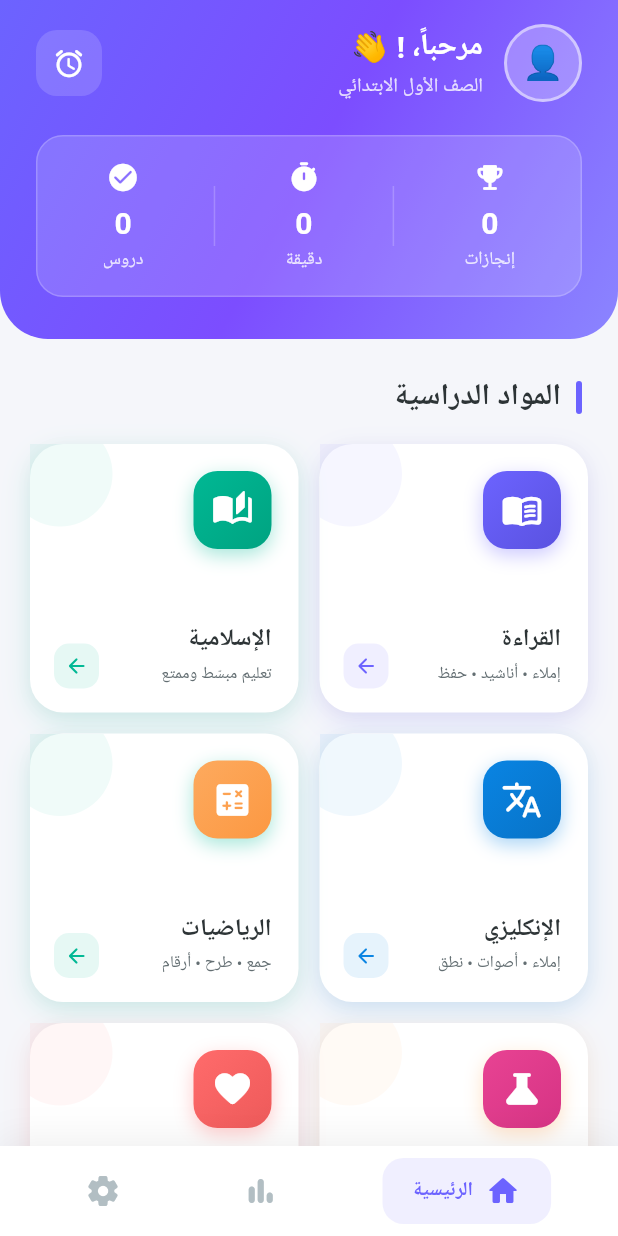
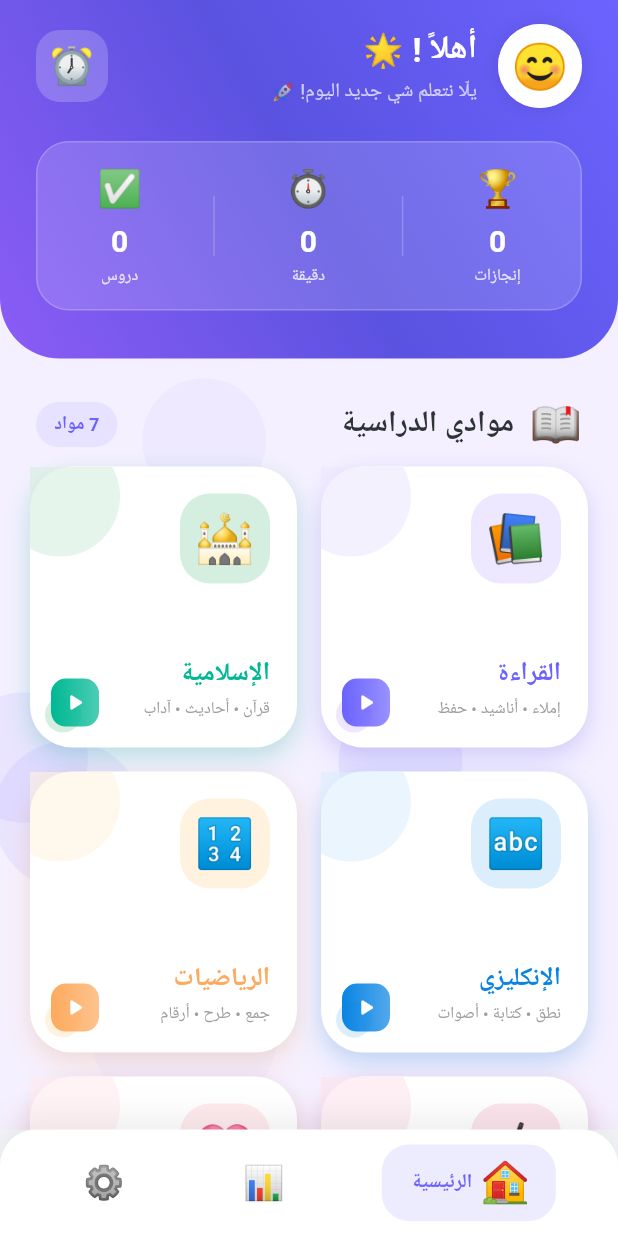
Before and after one commit to moringaiq2017-oss/education-app, a Flutter app: the HomeScreen screen opened by its route, on a phone screen of 412 x 824 dp. Run offline on Flutter 3.47's test engine with Material 3 defaults, Android fonts, the phone set to English and light mode, and no system bars; our stand-ins replace audioplayers, device_info_plus, dio, google_fonts, hive, hive_flutter; accounts and stored records are empty; Roboto replaces fonts that are missing (Cairo).

Commit message:
feat: إعادة تصميم الشاشة الرئيسية بالكامل - ستايل أطفال 🎨
- إيموجي كبيرة بدل الأيقونات (📚🕌🔤🔢🔬💝🧩)
- كاردات مدورة أكثر (28px) مع ظلال ملونة
- فقاعات متحركة بالخلفية
- كل كارد يدخل بأنيميشن (slide + scale + elastic)
- BounceButton على كل الكاردات
- إيموجي متحرك بعنوان المواد
- رسالة ترحيب ممتعة "يلّا نتعلم شي جديد! 🚀"
- Navigation bar بإيموجي (🏠📊⚙️)
- تصميم خاص بالصف الأول

Co-Authored-By: Claude Opus 4.6 (1M context) <noreply@anthropic.com>

```diff
--- a/mobile/lib/screens/home_screen.dart
+++ b/mobile/lib/screens/home_screen.dart
@@ -1,7 +1,9 @@
+import 'dart:math';
 import 'package:flutter/material.dart';
 import 'package:provider/provider.dart';
 import '../providers/auth_provider.dart';
 import '../config/theme.dart';
+import '../widgets/fun_widgets.dart';
 import 'subjects/reading_screen.dart';
 import 'subjects/islamic_screen.dart';
 import 'subjects/english_subject_screen.dart';
@@ -36,23 +38,18 @@ class _HomeScreenState extends State<HomeScreen> {
       bottomNavigationBar: Container(
         decoration: BoxDecoration(
           color: Colors.white,
-          boxShadow: [
-            BoxShadow(
-              color: Colors.black.withValues(alpha: 0.06),
-              blurRadius: 20,
-              offset: const Offset(0, -5),
-            ),
-          ],
+          borderRadius: const BorderRadius.only(topLeft: Radius.circular(24), topRight: Radius.circular(24)),
+          boxShadow: [BoxShadow(color: Colors.black.withValues(alpha: 0.08), blurRadius: 20, offset: const Offset(0, -5))],
         ),
         child: SafeArea(
           child: Padding(
-            padding: const EdgeInsets.symmetric(horizontal: 16, vertical: 8),
+            padding: const EdgeInsets.symmetric(horizontal: 16, vertical: 10),
             child: Row(
               mainAxisAlignment: MainAxisAlignment.spaceAround,
               children: [
-                _buildNavItem(0, Icons.home_rounded, 'الرئيسية'),
-                _buildNavItem(1, Icons.bar_chart_rounded, 'التقدم'),
-                _buildNavItem(2, Icons.settings_rounded, 'الإعدادات'),
+                _buildNavItem(0, '🏠', 'الرئيسية'),
+                _buildNavItem(1, '📊', 'التقدم'),
+                _buildNavItem(2, '⚙️', 'الإعدادات'),
               ],
             ),
           ),
@@ -61,25 +58,27 @@ class _HomeScreenState extends State<HomeScreen> {
     );
   }
 
-  Widget _buildNavItem(int index, IconData icon, String label) {
+  Widget _buildNavItem(int index, String emoji, String label) {
     final isSelected = _selectedIndex == index;
     return GestureDetector(
       onTap: () => setState(() => _selectedIndex = index),
       behavior: HitTestBehavior.opaque,
       child: AnimatedContainer(
-        duration: const Duration(milliseconds: 250),
-        padding: EdgeInsets.symmetric(
-          horizontal: isSelected ? 20 : 12,
-          vertical: 10,
-        ),
+        duration: const Duration(milliseconds: 300),
+        curve: Curves.easeOutBack,
+        padding: EdgeInsets.symmetric(horizontal: isSelected ? 20 : 14, vertical: 10),
         decoration: BoxDecoration(
-          color: isSelected ? AppTheme.primaryColor.withValues(alpha: 0.1) : Colors.transparent,
-          borderRadius: BorderRadius.circular(14),
+          color: isSelected ? AppTheme.primaryColor.withValues(alpha: 0.12) : Colors.transparent,
+          borderRadius: BorderRadius.circular(18),
         ),
         child: Row(
           mainAxisSize: MainAxisSize.min,
           children: [
-            Icon(icon, color: isSelected ? AppTheme.primaryColor : AppTheme.textLight, size: 24),
+            AnimatedScale(
+              scale: isSelected ? 1.2 : 1.0,
+              duration: const Duration(milliseconds: 200),
+              child: Text(emoji, style: const TextStyle(fontSize: 22)),
+            ),
             if (isSelected) ...[
               const SizedBox(width: 8),
               Text(label, style: const TextStyle(color: AppTheme.primaryColor, fontWeight: FontWeight.bold, fontSize: 13)),
@@ -92,73 +91,45 @@ class _HomeScreenState extends State<HomeScreen> {
 }
 
 // ============================================
-// التاب الرئيسي - المواد الدراسية
+// التاب الرئيسي - ستايل أطفال
 // ============================================
 class HomeTab extends StatelessWidget {
   const HomeTab({super.key});
 
   static final List<_SubjectItem> _subjects = [
     _SubjectItem(
-      id: 'reading',
-      title: 'القراءة',
-      subtitle: 'إملاء • أناشيد • حفظ',
-      icon: Icons.menu_book_rounded,
-      color: AppTheme.dictationColor,
-      gradient: const [Color(0xFF6C63FF), Color(0xFF5A52E0)],
+      emoji: '📚', title: 'القراءة', subtitle: 'إملاء • أناشيد • حفظ',
+      color: const Color(0xFF6C63FF), bgColor: const Color(0xFFEDE7FF),
       screen: const ReadingScreen(),
     ),
     _SubjectItem(
-      id: 'islamic',
-      title: 'الإسلامية',
-      subtitle: 'تعليم مبسّط وممتع',
-      icon: Icons.auto_stories_rounded,
-      color: const Color(0xFF00B894),
-      gradient: const [Color(0xFF00B894), Color(0xFF00A381)],
+      emoji: '🕌', title: 'الإسلامية', subtitle: 'قرآن • أحاديث • آداب',
+      color: const Color(0xFF00B894), bgColor: const Color(0xFFD4EFDF),
       screen: const IslamicScreen(),
     ),
     _SubjectItem(
-      id: 'english',
-      title: 'الإنكليزي',
-      subtitle: 'إملاء • أصوات • نطق',
-      icon: Icons.translate_rounded,
-      color: AppTheme.englishColor,
-      gradient: const [Color(0xFF0984E3), Color(0xFF0873C7)],
+      emoji: '🔤', title: 'الإنكليزي', subtitle: 'نطق • كتابة • أصوات',
+      color: const Color(0xFF0984E3), bgColor: const Color(0xFFDCEEFC),
       screen: const EnglishSubjectScreen(),
     ),
     _SubjectItem(
-      id: 'math',
-      title: 'الرياضيات',
-      subtitle: 'جمع • طرح • أرقام',
-      icon: Icons.calculate_rounded,
-      color: AppTheme.mathColor,
-      gradient: const [Color(0xFFFDAA5E), Color(0xFFFC9842)],
+      emoji: '🔢', title: 'الرياضيات', subtitle: 'جمع • طرح • أرقام',
+      color: const Color(0xFFFDAA5E), bgColor: const Color(0xFFFFF3E0),
       screen: const MathScreen(),
     ),
     _SubjectItem(
-      id: 'science',
-      title: 'العلوم',
-      subtitle: 'شرح وفهم بالصور',
-      icon: Icons.science_rounded,
-      color: AppTheme.scienceColor,
-      gradient: const [Color(0xFFE84393), Color(0xFFD63384)],
+      emoji: '🔬', title: 'العلوم', subtitle: 'شرح وفهم ممتع',
+      color: const Color(0xFFE84393), bgColor: const Color(0xFFFCE4EC),
       screen: const ScienceSubjectScreen(),
     ),
     _SubjectItem(
-      id: 'ethics',
-      title: 'الأخلاقية',
-      subtitle: 'قيم وسلوك',
-      icon: Icons.favorite_rounded,
-      color: const Color(0xFFFF6B6B),
-      gradient: const [Color(0xFFFF6B6B), Color(0xFFEE5A5A)],
+      emoji: '💝', title: 'الأخلاقية', subtitle: 'قيم وسلوك حلو',
+      color: const Color(0xFFFF6B6B), bgColor: const Color(0xFFFFEBEE),
       screen: const EthicsScreen(),
     ),
     _SubjectItem(
-      id: 'games',
-      title: 'ألعاب ذهنية',
-      subtitle: 'تركيز وذاكرة',
-      icon: Icons.extension_rounded,
-      color: AppTheme.gamesColor,
-      gradient: const [Color(0xFF00CEC9), Color(0xFF00B5B0)],
+      emoji: '🧩', title: 'ألعاب ذهنية', subtitle: 'تركيز وذاكرة',
+      color: const Color(0xFF00CEC9), bgColor: const Color(0xFFE0F7FA),
       screen: const BrainGamesScreen(),
     ),
   ];
@@ -169,40 +140,43 @@ class HomeTab extends StatelessWidget {
     final child = authProvider.currentChild;
 
     return Scaffold(
-      backgroundColor: AppTheme.backgroundColor,
-      body: CustomScrollView(
+      backgroundColor: const Color(0xFFF5F0FF), // خلفية بنفسجية فاتحة
+      body: AnimatedBubbleBackground(
+        color: const Color(0xFF6C63FF),
+        child: CustomScrollView(
           slivers: [
-          // ======== الهيدر ========
+            // ======== الهيدر - ستايل أطفال ========
             SliverToBoxAdapter(
               child: Container(
                 decoration: const BoxDecoration(
-                gradient: AppTheme.headerGradient,
+                  gradient: LinearGradient(
+                    begin: Alignment.topRight,
+                    end: Alignment.bottomLeft,
+                    colors: [Color(0xFF6C63FF), Color(0xFF5A52E0), Color(0xFF8B5CF6)],
+                  ),
                   borderRadius: BorderRadius.only(
-                  bottomLeft: Radius.circular(32),
-                  bottomRight: Radius.circular(32),
+                    bottomLeft: Radius.circular(40),
+                    bottomRight: Radius.circular(40),
                   ),
                 ),
                 child: SafeArea(
                   bottom: false,
                   child: Padding(
-                  padding: const EdgeInsets.fromLTRB(24, 16, 24, 28),
+                    padding: const EdgeInsets.fromLTRB(24, 16, 24, 32),
                     child: Column(
                       children: [
                         Row(
                           children: [
+                            // صورة الطفل
                             Container(
-                            width: 52, height: 52,
+                              width: 56, height: 56,
                               decoration: BoxDecoration(
-                              color: Colors.white.withValues(alpha: 0.25),
+                                color: Colors.white,
                                 shape: BoxShape.circle,
-                              border: Border.all(color: Colors.white.withValues(alpha: 0.5), width: 2),
+                                border: Border.all(color: Colors.white.withValues(alpha: 0.8), width: 3),
+                                boxShadow: [BoxShadow(color: Colors.black.withValues(alpha: 0.1), blurRadius: 10)],
                               ),
-                            child: Center(
-                              child: Text(
-                                child?.name.substring(0, 1).toUpperCase() ?? '👤',
-                                style: const TextStyle(fontSize: 22, fontWeight: FontWeight.bold, color: Colors.white),
-                              ),
-                            ),
+                              child: const Center(child: Text('😊', style: TextStyle(fontSize: 30))),
                             ),
                             const SizedBox(width: 14),
                             Expanded(
@@ -210,50 +184,48 @@ class HomeTab extends StatelessWidget {
                                 crossAxisAlignment: CrossAxisAlignment.start,
                                 children: [
                                   Text(
-                                  'مرحباً، ${child?.name ?? ""}! 👋',
-                                  style: const TextStyle(fontSize: 20, fontWeight: FontWeight.bold, color: Colors.white),
+                                    'أهلاً ${child?.name ?? ""}! 🌟',
+                                    style: const TextStyle(fontSize: 22, fontWeight: FontWeight.bold, color: Colors.white),
                                   ),
                                   const SizedBox(height: 2),
-                                Text(
-                                  'الصف الأول الابتدائي',
-                                  style: TextStyle(fontSize: 13, color: Colors.white.withValues(alpha: 0.8)),
+                                  const Text(
+                                    'يلّا نتعلم شي جديد اليوم! 🚀',
+                                    style: TextStyle(fontSize: 13, color: Colors.white70),
                                   ),
                                 ],
                               ),
                             ),
                             // المنبه
-                          GestureDetector(
-                            onTap: () {
-                              Navigator.push(context, MaterialPageRoute(builder: (context) => const AlarmScreen()));
-                            },
+                            BounceButton(
+                              onTap: () => Navigator.push(context, MaterialPageRoute(builder: (_) => const AlarmScreen())),
                               child: Container(
-                              width: 44, height: 44,
+                                width: 48, height: 48,
                                 decoration: BoxDecoration(
-                                color: Colors.white.withValues(alpha: 0.15),
-                                borderRadius: BorderRadius.circular(14),
+                                  color: Colors.white.withValues(alpha: 0.2),
+                                  borderRadius: BorderRadius.circular(16),
                                 ),
-                              child: const Icon(Icons.alarm_rounded, color: Colors.white, size: 22),
+                                child: const Center(child: Text('⏰', style: TextStyle(fontSize: 24))),
                               ),
                             ),
                           ],
                         ),
                         const SizedBox(height: 22),
-                      // إحصائيات
+                        // إحصائيات بإيموجي
                         Container(
-                        padding: const EdgeInsets.symmetric(horizontal: 20, vertical: 16),
+                          padding: const EdgeInsets.symmetric(horizontal: 16, vertical: 14),
                           decoration: BoxDecoration(
                             color: Colors.white.withValues(alpha: 0.15),
-                          borderRadius: BorderRadius.circular(18),
+                            borderRadius: BorderRadius.circular(22),
                             border: Border.all(color: Colors.white.withValues(alpha: 0.2)),
                           ),
                           child: const Row(
                             mainAxisAlignment: MainAxisAlignment.spaceAround,
                             children: [
-                            _StatItem(icon: Icons.emoji_events_rounded, value: '0', label: 'إنجازات'),
-                            _StatDivider(),
-                            _StatItem(icon: Icons.timer_rounded, value: '0', label: 'دقيقة'),
-                            _StatDivider(),
-                            _StatItem(icon: Icons.check_circle_rounded, value: '0', label: 'دروس'),
+                              _KidStatItem(emoji: '🏆', value: '0', label: 'إنجازات'),
+                              _KidStatDivider(),
+                              _KidStatItem(emoji: '⏱️', value: '0', label: 'دقيقة'),
+                              _KidStatDivider(),
+                              _KidStatItem(emoji: '✅', value: '0', label: 'دروس'),
                             ],
                           ),
                         ),
@@ -264,105 +236,47 @@ class HomeTab extends StatelessWidget {
               ),
             ),
 
-          // ======== عنوان المواد ========
+            // ======== رسالة تشجيعية ========
             SliverToBoxAdapter(
               child: Padding(
-              padding: const EdgeInsets.fromLTRB(24, 24, 24, 16),
+                padding: const EdgeInsets.fromLTRB(24, 24, 24, 8),
                 child: Row(
                   children: [
+                    const AnimatedEmoji(emoji: '📖', size: 28),
+                    const SizedBox(width: 10),
+                    const Text('موادي الدراسية', style: TextStyle(fontSize: 20, fontWeight: FontWeight.bold, color: Color(0xFF2D3436))),
+                    const Spacer(),
                     Container(
-                    width: 4, height: 22,
-                    decoration: BoxDecoration(color: AppTheme.primaryColor, borderRadius: BorderRadius.circular(2)),
+                      padding: const EdgeInsets.symmetric(horizontal: 12, vertical: 6),
+                      decoration: BoxDecoration(
+                        color: const Color(0xFF6C63FF).withValues(alpha: 0.1),
+                        borderRadius: BorderRadius.circular(20),
                       ),
-                  const SizedBox(width: 10),
-                  const Text(
-                    'المواد الدراسية',
-                    style: TextStyle(fontSize: 20, fontWeight: FontWeight.bold, color: AppTheme.textPrimary),
+                      child: Text('${_subjects.length} مواد', style: const TextStyle(color: Color(0xFF6C63FF), fontSize: 12, fontWeight: FontWeight.bold)),
                     ),
                   ],
                 ),
               ),
             ),
 
-          // ======== شبكة المواد ========
+            // ======== شبكة المواد - ستايل أطفال ========
             SliverPadding(
               padding: const EdgeInsets.symmetric(horizontal: 20),
               sliver: SliverGrid(
                 gridDelegate: const SliverGridDelegateWithFixedCrossAxisCount(
                   crossAxisCount: 2,
-                mainAxisSpacing: 14,
-                crossAxisSpacing: 14,
-                childAspectRatio: 1.0,
+                  mainAxisSpacing: 16,
+                  crossAxisSpacing: 16,
+                  childAspectRatio: 0.95,
                 ),
                 delegate: SliverChildBuilderDelegate(
-                (context, index) => _SubjectCard(subject: _subjects[index]),
+                  (context, index) => _KidSubjectCard(subject: _subjects[index], index: index),
                   childCount: _subjects.length,
                 ),
               ),
             ),
 
-          const SliverToBoxAdapter(child: SizedBox(height: 24)),
-        ],
-      ),
-    );
-  }
-}
-
-// ============================================
-// بطاقة المادة الدراسية
-// ============================================
-class _SubjectCard extends StatelessWidget {
-  final _SubjectItem subject;
-  const _SubjectCard({required this.subject});
-
-  @override
-  Widget build(BuildContext context) {
-    return GestureDetector(
-      onTap: () => Navigator.push(context, MaterialPageRoute(builder: (context) => subject.screen)),
-      child: Container(
-        decoration: BoxDecoration(
-          color: Colors.white,
-          borderRadius: BorderRadius.circular(22),
-          boxShadow: [
-            BoxShadow(color: subject.color.withValues(alpha: 0.15), blurRadius: 16, offset: const Offset(0, 6)),
-            BoxShadow(color: Colors.black.withValues(alpha: 0.03), blurRadius: 8, offset: const Offset(0, 2)),
-          ],
-        ),
-        child: Stack(
-          children: [
-            Positioned(
-              top: -15, left: -15,
-              child: Container(width: 70, height: 70, decoration: BoxDecoration(color: subject.color.withValues(alpha: 0.06), shape: BoxShape.circle)),
-            ),
-            Padding(
-              padding: const EdgeInsets.all(18),
-              child: Column(
-                crossAxisAlignment: CrossAxisAlignment.start,
-                children: [
-                  Container(
-                    width: 52, height: 52,
-                    decoration: BoxDecoration(
-                      gradient: LinearGradient(colors: subject.gradient, begin: Alignment.topLeft, end: Alignment.bottomRight),
-                      borderRadius: BorderRadius.circular(16),
-                      boxShadow: [BoxShadow(color: subject.color.withValues(alpha: 0.35), blurRadius: 10, offset: const Offset(0, 4))],
-                    ),
-                    child: Icon(subject.icon, color: Colors.white, size: 28),
-                  ),
-                  const Spacer(),
-                  Text(subject.title, style: const TextStyle(fontSize: 16, fontWeight: FontWeight.bold, color: AppTheme.textPrimary)),
-                  const SizedBox(height: 4),
-                  Text(subject.subtitle, style: const TextStyle(fontSize: 11, color: AppTheme.textSecondary)),
-                ],
-              ),
-            ),
-            Positioned(
-              bottom: 16, left: 16,
-              child: Container(
-                width: 30, height: 30,
-                decoration: BoxDecoration(color: subject.color.withValues(alpha: 0.1), borderRadius: BorderRadius.circular(10)),
-                child: Icon(Icons.arrow_forward_rounded, color: subject.color, size: 16),
-              ),
-            ),
+            const SliverToBoxAdapter(child: SizedBox(height: 30)),
           ],
         ),
       ),
@@ -370,37 +284,159 @@ class _SubjectCard extends StatelessWidget {
   }
 }
 
-class _StatItem extends StatelessWidget {
-  final IconData icon;
-  final String value;
-  final String label;
-  const _StatItem({required this.icon, required this.value, required this.label});
+// ============================================
+// بطاقة المادة - ستايل أطفال
+// ============================================
+class _KidSubjectCard extends StatefulWidget {
+  final _SubjectItem subject;
+  final int index;
+  const _KidSubjectCard({required this.subject, required this.index});
+
+  @override
+  State<_KidSubjectCard> createState() => _KidSubjectCardState();
+}
+
+class _KidSubjectCardState extends State<_KidSubjectCard> with SingleTickerProviderStateMixin {
+  late AnimationController _controller;
+  late Animation<double> _scale;
+  late Animation<Offset> _slideIn;
+
+  @override
+  void initState() {
+    super.initState();
+    _controller = AnimationController(vsync: this, duration: Duration(milliseconds: 400 + (widget.index * 100)));
+    _scale = Tween<double>(begin: 0.0, end: 1.0).animate(CurvedAnimation(parent: _controller, curve: Curves.elasticOut));
+    _slideIn = Tween<Offset>(begin: const Offset(0, 0.3), end: Offset.zero).animate(CurvedAnimation(parent: _controller, curve: Curves.easeOutCubic));
+    _controller.forward();
+  }
+
+  @override
+  void dispose() {
+    _controller.dispose();
+    super.dispose();
+  }
+
+  @override
+  Widget build(BuildContext context) {
+    return AnimatedBuilder(
+      animation: _controller,
+      builder: (context, child) => SlideTransition(
+        position: _slideIn,
+        child: ScaleTransition(scale: _scale, child: child),
+      ),
+      child: BounceButton(
+        onTap: () => Navigator.push(context, MaterialPageRoute(builder: (_) => widget.subject.screen)),
+        child: Container(
+          decoration: BoxDecoration(
+            color: Colors.white,
+            borderRadius: BorderRadius.circular(28),
+            boxShadow: [
+              BoxShadow(color: widget.subject.color.withValues(alpha: 0.2), blurRadius: 16, offset: const Offset(0, 8)),
+              BoxShadow(color: Colors.black.withValues(alpha: 0.04), blurRadius: 8, offset: const Offset(0, 2)),
+            ],
+          ),
+          child: Stack(
+            children: [
+              // دائرة خلفية ملونة
+              Positioned(
+                top: -20, left: -20,
+                child: Container(
+                  width: 80, height: 80,
+                  decoration: BoxDecoration(
+                    color: widget.subject.bgColor.withValues(alpha: 0.6),
+                    shape: BoxShape.circle,
+                  ),
+                ),
+              ),
+              // نقاط زخرفية
+              Positioned(
+                bottom: 10, left: 10,
+                child: Container(
+                  width: 24, height: 24,
+                  decoration: BoxDecoration(
+                    color: widget.subject.bgColor,
+                    shape: BoxShape.circle,
+                  ),
+                ),
+              ),
+              // المحتوى
+              Padding(
+                padding: const EdgeInsets.all(18),
+                child: Column(
+                  crossAxisAlignment: CrossAxisAlignment.start,
+                  children: [
+                    // إيموجي كبير
+                    Container(
+                      width: 60, height: 60,
+                      decoration: BoxDecoration(
+                        color: widget.subject.bgColor,
+                        borderRadius: BorderRadius.circular(20),
+                      ),
+                      child: Center(
+                        child: Text(widget.subject.emoji, style: const TextStyle(fontSize: 32)),
+                      ),
+                    ),
+                    const Spacer(),
+                    // اسم المادة
+                    Text(
+                      widget.subject.title,
+                      style: TextStyle(fontSize: 17, fontWeight: FontWeight.w800, color: widget.subject.color),
+                    ),
+                    const SizedBox(height: 4),
+                    Text(
+                      widget.subject.subtitle,
+                      style: TextStyle(fontSize: 11, color: Colors.grey.shade500),
+                    ),
+                  ],
+                ),
+              ),
+              // سهم
+              Positioned(
+                bottom: 14, left: 14,
+                child: Container(
+                  width: 32, height: 32,
+                  decoration: BoxDecoration(
+                    gradient: LinearGradient(colors: [widget.subject.color, widget.subject.color.withValues(alpha: 0.7)]),
+                    borderRadius: BorderRadius.circular(10),
+                  ),
+                  child: const Icon(Icons.play_arrow_rounded, color: Colors.white, size: 18),
+                ),
+              ),
+            ],
+          ),
+        ),
+      ),
+    );
+  }
+}
+
+class _KidStatItem extends StatelessWidget {
+  final String emoji, value, label;
+  const _KidStatItem({required this.emoji, required this.value, required this.label});
 
   @override
   Widget build(BuildContext context) {
     return Column(
       mainAxisSize: MainAxisSize.min,
       children: [
-        Icon(icon, color: Colors.white, size: 22),
-        const SizedBox(height: 6),
+        Text(emoji, style: const TextStyle(fontSize: 24)),
+        const SizedBox(height: 4),
         Text(value, style: const TextStyle(fontSize: 20, fontWeight: FontWeight.bold, color: Colors.white)),
-        Text(label, style: TextStyle(fontSize: 12, color: Colors.white.withValues(alpha: 0.8))),
+        Text(label, style: TextStyle(fontSize: 11, color: Colors.white.withValues(alpha: 0.8))),
       ],
     );
   }
 }
 
-class _StatDivider extends StatelessWidget {
-  const _StatDivider();
+class _KidStatDivider extends StatelessWidget {
+  const _KidStatDivider();
   @override
   Widget build(BuildContext context) => Container(width: 1, height: 40, color: Colors.white.withValues(alpha: 0.2));
 }
 
 class _SubjectItem {
-  final String id, title, subtitle;
-  final IconData icon;
-  final Color color;
-  final List<Color> gradient;
+  final String emoji, title, subtitle;
+  final Color color, bgColor;
   final Widget screen;
-  _SubjectItem({required this.id, required this.title, required this.subtitle, required this.icon, required this.color, required this.gradient, required this.screen});
+  _SubjectItem({required this.emoji, required this.title, required this.subtitle, required this.color, required this.bgColor, required this.screen});
 }
```
Lines whose indentation alone changed are shown as unchanged.
